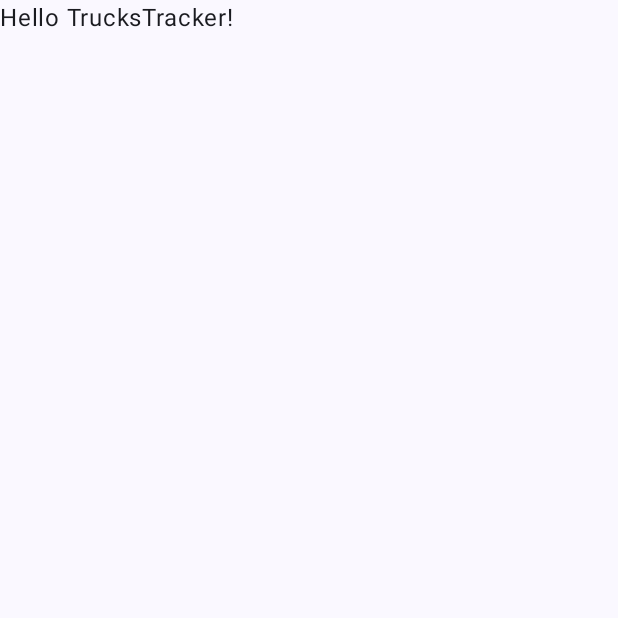
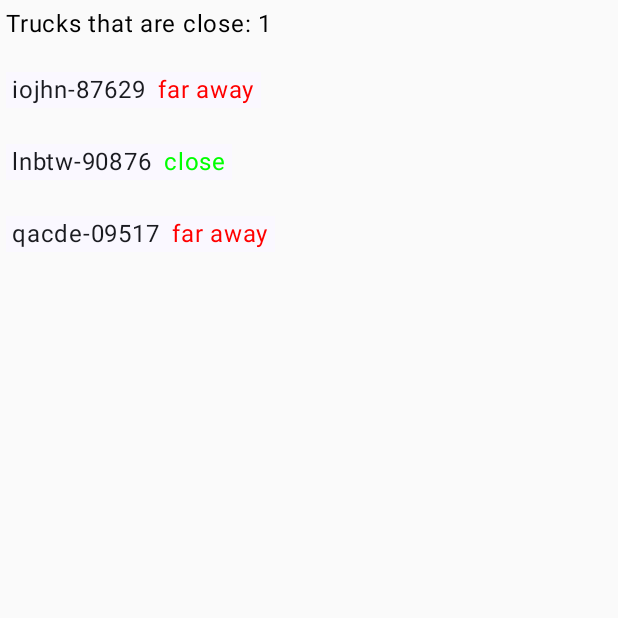
Before and after one commit to szybur/TrucksTracker, an Android app built with Jetpack Compose: the screen it shows after launch (MainActivity), on a phone screen of 412 x 824 dp, the top half of it. Before the commit the part shown is almost empty. Run offline under Robolectric (Android 15) with nearby library versions, the phone set to English and light mode, and no system bars; our stand-ins replace Dagger/Hilt's generated code.

Commit message:
added viewmodel and displaying list on main app

```diff
--- a/app/build.gradle.kts
+++ b/app/build.gradle.kts
@@ -11,6 +11,8 @@ val apiKey = localProperties.getProperty("api.key", "")
 plugins {
     id("com.android.application")
     id("org.jetbrains.kotlin.android")
+    kotlin("kapt")
+    id("com.google.dagger.hilt.android")
 }
 
 android {
@@ -86,4 +88,12 @@ dependencies {
 
     implementation ("com.squareup.retrofit2:retrofit:2.9.0")
     implementation ("com.squareup.retrofit2:converter-gson:2.9.0")
+
+    implementation("androidx.lifecycle:lifecycle-viewmodel-compose:{latest_version}")
+
+    implementation("com.google.dagger:hilt-android:2.50")
+    kapt("com.google.dagger:hilt-android-compiler:2.50")
+
+    implementation("androidx.navigation:navigation-compose:2.7.7")
+    implementation("androidx.hilt:hilt-navigation-compose:1.2.0")
 }
--- a/app/src/main/AndroidManifest.xml
+++ b/app/src/main/AndroidManifest.xml
@@ -5,6 +5,7 @@
     <uses-permission android:name="android.permission.INTERNET" />
 
     <application
+        android:name=".MainApplication"
         android:allowBackup="true"
         android:dataExtractionRules="@xml/data_extraction_rules"
         android:fullBackupContent="@xml/backup_rules"
--- a/app/src/main/java/pl/szybur/truckstracker/MainActivity.kt
+++ b/app/src/main/java/pl/szybur/truckstracker/MainActivity.kt
@@ -10,6 +10,7 @@ import androidx.compose.material3.Text
 import androidx.compose.runtime.Composable
 import androidx.compose.ui.Modifier
 import androidx.compose.ui.tooling.preview.Preview
+import pl.szybur.truckstracker.ui.TrucksApp
 import pl.szybur.truckstracker.ui.theme.TrucksTrackerTheme
 
 class MainActivity : ComponentActivity() {
@@ -17,30 +18,8 @@ class MainActivity : ComponentActivity() {
         super.onCreate(savedInstanceState)
         setContent {
             TrucksTrackerTheme {
-                // A surface container using the 'background' color from the theme
-                Surface(
-                    modifier = Modifier.fillMaxSize(),
-                    color = MaterialTheme.colorScheme.background
-                ) {
-                    Greeting("TrucksTracker")
-                }
+                TrucksApp()
             }
         }
     }
 }
-
-@Composable
-fun Greeting(name: String, modifier: Modifier = Modifier) {
-    Text(
-        text = "Hello $name!",
-        modifier = modifier
-    )
-}
-
-@Preview(showBackground = true)
-@Composable
-fun GreetingPreview() {
-    TrucksTrackerTheme {
-        Greeting("Android")
-    }
-}
--- /dev/null
+++ b/app/src/main/java/pl/szybur/truckstracker/MainApplication.kt
@@ -0,0 +1,7 @@
+package pl.szybur.truckstracker
+
+import android.app.Application
+import dagger.hilt.android.HiltAndroidApp
+
+@HiltAndroidApp
+class MainApplication : Application()
--- a/app/src/main/java/pl/szybur/truckstracker/ui/TruckItem.kt
+++ b/app/src/main/java/pl/szybur/truckstracker/ui/TruckItem.kt
@@ -19,7 +19,7 @@ fun TruckItem(vehicleDetails: VehicleDetails,
               onClick: (VehicleDetails) -> Unit,
               modifier: Modifier = Modifier) {
     Surface(
-        modifier = modifier.padding(vertical = 4.dp, horizontal = 8.dp),
+        modifier = modifier.padding(horizontal = 4.dp),
         onClick = { onClick(vehicleDetails) }
     ) {
         Row {
--- /dev/null
+++ b/app/src/main/java/pl/szybur/truckstracker/ui/TrucksApp.kt
@@ -0,0 +1,39 @@
+package pl.szybur.truckstracker.ui
+
+import androidx.compose.foundation.layout.Column
+import androidx.compose.foundation.layout.padding
+import androidx.compose.material3.Text
+import androidx.compose.runtime.Composable
+import androidx.compose.runtime.collectAsState
+import androidx.compose.runtime.rememberCoroutineScope
+import androidx.compose.ui.Modifier
+import androidx.compose.ui.unit.dp
+
+import androidx.hilt.navigation.compose.hiltViewModel
+import androidx.lifecycle.viewmodel.compose.viewModel
+import pl.szybur.truckstracker.data.api.isNearTarget
+import pl.szybur.truckstracker.ui.viewmodels.TrucksViewModel
+
+@Composable
+fun TrucksApp() {
+    val trucksViewModel: TrucksViewModel = viewModel()//hiltViewModel()
+    val scope = rememberCoroutineScope()
+    val trucksResult = trucksViewModel.trucks.collectAsState(
+        initial = Result.success(listOf()),
+        scope.coroutineContext
+    ).value
+    if (trucksResult.isSuccess) {
+        val trucksList = trucksResult.getOrDefault(listOf())
+        Column {
+            Text(
+                text = "Trucks that are close: ${trucksList.filter { it.location.isNearTarget }.size}",
+                modifier = Modifier.padding(4.dp)
+
+            )
+            TrucksList(
+                vehicles = trucksList,
+                onClick = {}
+            )
+        }
+    }
+}
--- /dev/null
+++ b/app/src/main/java/pl/szybur/truckstracker/ui/viewmodels/TrucksViewModel.kt
@@ -0,0 +1,25 @@
+package pl.szybur.truckstracker.ui.viewmodels
+
+import androidx.compose.runtime.toMutableStateList
+import androidx.lifecycle.ViewModel
+import dagger.hilt.android.lifecycle.HiltViewModel
+import kotlinx.coroutines.flow.Flow
+import kotlinx.coroutines.flow.flowOf
+import pl.szybur.truckstracker.data.api.LONDON
+import pl.szybur.truckstracker.data.api.OLYMPIC_MUSEUM
+import pl.szybur.truckstracker.data.api.PIOTRKOWSKA
+import pl.szybur.truckstracker.data.api.VehicleDetails
+import javax.inject.Inject
+
+@HiltViewModel
+class TrucksViewModel @Inject constructor()
+    :ViewModel() {
+    val trucks: Flow<Result<List<VehicleDetails>>>
+        get() = flowOf(Result.success(items))
+
+    private val items = listOf(
+        VehicleDetails(vehicleId = "iojhn-87629", location = PIOTRKOWSKA),
+        VehicleDetails(vehicleId = "lnbtw-90876", location = OLYMPIC_MUSEUM),
+        VehicleDetails(vehicleId = "qacde-09517", location = LONDON)
+    )
+}
--- a/build.gradle.kts
+++ b/build.gradle.kts
@@ -2,4 +2,5 @@
 plugins {
     id("com.android.application") version "8.2.2" apply false
     id("org.jetbrains.kotlin.android") version "1.9.0" apply false
+    id("com.google.dagger.hilt.android") version "2.50" apply false
 }
```
